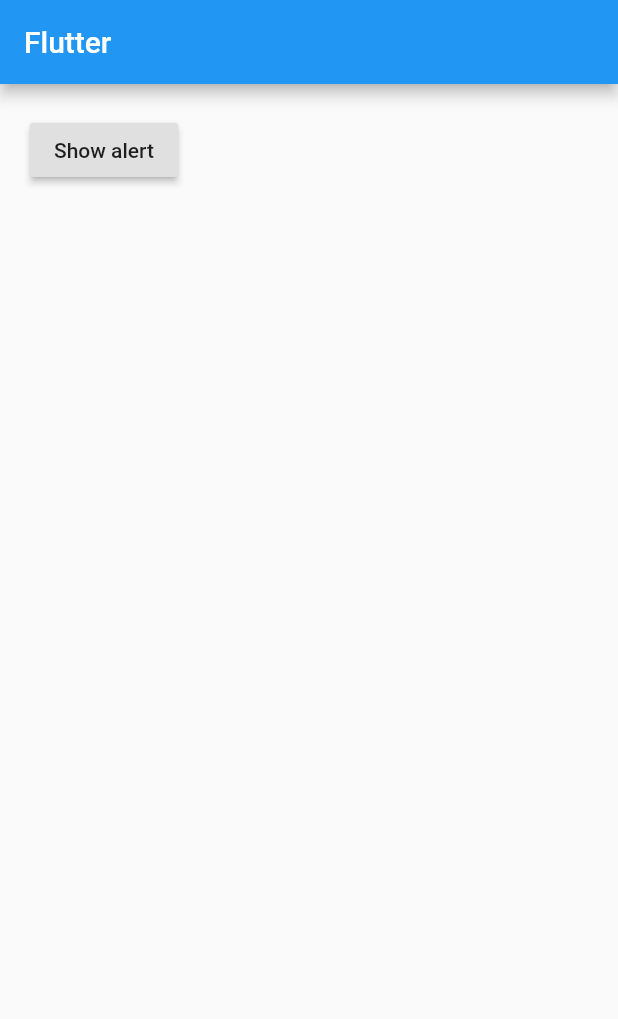
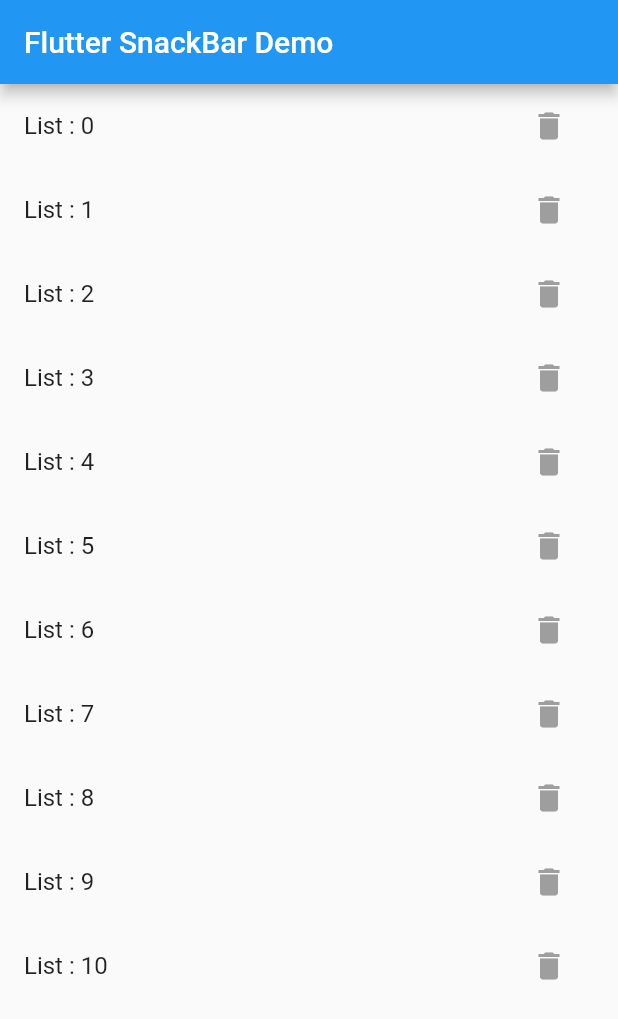
Before and after one commit to loveleenkaurnancy/flutter_app, a Flutter app: the screen it shows after launch, on a phone screen of 412 x 824 dp. Shown: the top 1019 px of the screen. Run offline on Flutter 3.47's test engine with Material 2 defaults, Android fonts, the phone set to English and light mode, and no system bars; our stand-ins replace fluttertoast.

Commit message:
Snackbar

```diff
--- a/lib/main.dart
+++ b/lib/main.dart
@@ -13,58 +13,52 @@ class MyApp extends StatefulWidget {
 }
 
 class _State extends State<MyApp> {
-
+  var lists = List<String>.generate(11, (index) => "List : $index");
   @override
   Widget build(BuildContext context) {
-    return MaterialApp(
-      home: Scaffold(
-          appBar: AppBar(
-            title: Text('Flutter'),
-          ),
-          body: MyAlert(),
+    return Scaffold(
+      appBar: AppBar(
+        title: Text('Flutter SnackBar Demo'),
       ),
-    );
-  }
-}
-
-class MyAlert extends StatelessWidget {
-  @override
-  Widget build(BuildContext context) {
-    return Padding(
-      padding: const EdgeInsets.all(20.0),
-      child: RaisedButton(
-        child: Text('Show alert'),
-        onPressed: () {
-          showAlertDialog(context);
+      body: ListView.builder(
+        itemCount: lists.length,
+        itemBuilder: (context, index) {
+          return ListTile(
+            title: Text(lists[index]),
+            trailing: Container(
+              width: 60,
+              child: FlatButton(
+                child: Icon(
+                  Icons.delete,
+                  color: Colors.grey,
+                ),
+                onPressed: () {
+                  showSnackBar(context, index);
+                },
+              ),
+            ),
+          );
         },
       ),
     );
   }
+
+  void showSnackBar(BuildContext context, int index) {
+    var deletedRecord = lists[index];
+    setState(() {
+      lists.removeAt(index);
+    });
+    SnackBar snackBar = SnackBar(
+      content: Text('Deleted $deletedRecord'),
+      action: SnackBarAction(
+        label: "UNDO",
+        onPressed: () {
+          setState(() {
+            lists.insert(index, deletedRecord);
+          });
+        },
+      ),
+    );
+    Scaffold.of(context).showSnackBar(snackBar);
+  }
 }
-
-showAlertDialog(BuildContext context) {
-  // Create button
-  Widget okButton = FlatButton(
-    child: Text("OK"),
-    onPressed: () {
-      Navigator.of(context).pop();
-    },
-  );
-
-  // Create AlertDialog
-  AlertDialog alert = AlertDialog(
-    title: Text("Simple Alert"),
-    content: Text("This is an alert message."),
-    actions: [
-      okButton,
-    ],
-  );
-
-  // show the dialog
-  showDialog(
-    context: context,
-    builder: (BuildContext context) {
-      return alert;
-    },
-  );
-}
```
